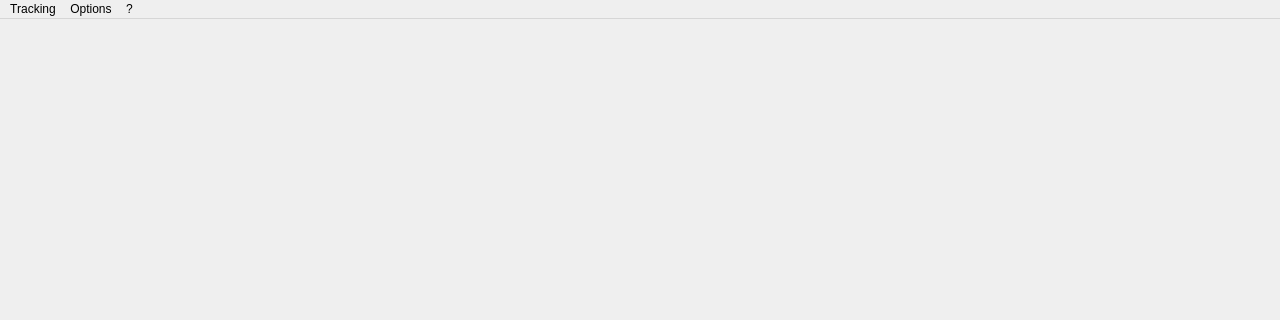
This is OoTMMComboTracker.ui in Loupimo/OoTMMCombo-Tracker as Qt 5 draws it before an edit; both pictures show x 0 to 1280 and y 0 to 320 of the 1280 by 720 pixel window. The edited form follows.
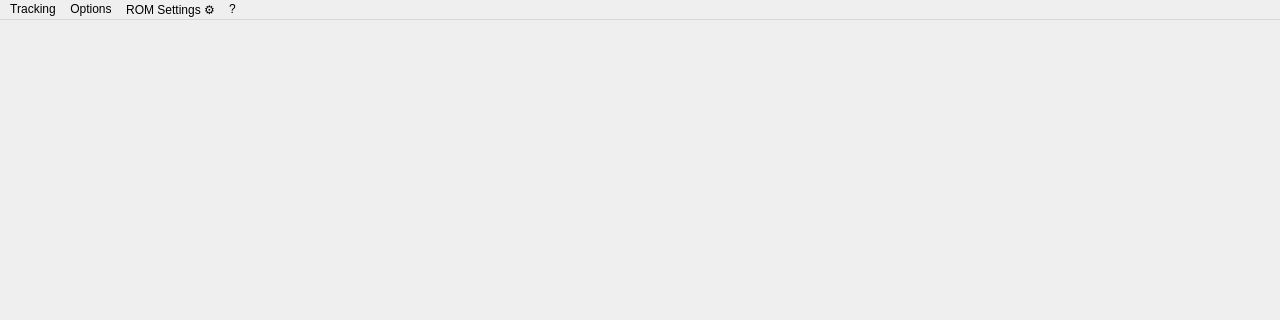
This is the edited form. Icons and pictures are not drawn.

```diff
--- a/OoTMMComboTracker.ui
+++ b/OoTMMComboTracker.ui
@@ -81,8 +81,14 @@
     </property>
     <addaction name="actionAbout"/>
    </widget>
+   <widget class="QMenu" name="menuROM_Settings">
+    <property name="title">
+     <string>ROM Settings ⚙</string>
+    </property>
+   </widget>
    <addaction name="menuFile"/>
    <addaction name="menuOptions"/>
+   <addaction name="menuROM_Settings"/>
    <addaction name="menu"/>
   </widget>
   <widget class="QStatusBar" name="statusBar"/>
```
Left out of the diff: 2 changed lines with no effect on the pictures.
